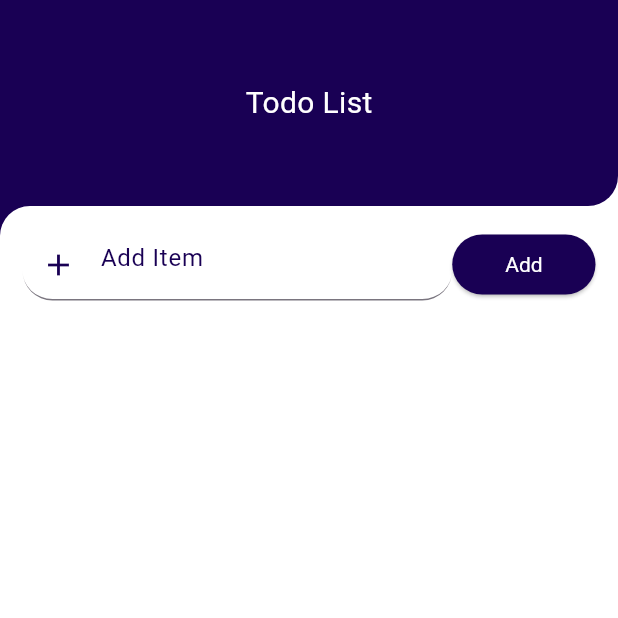
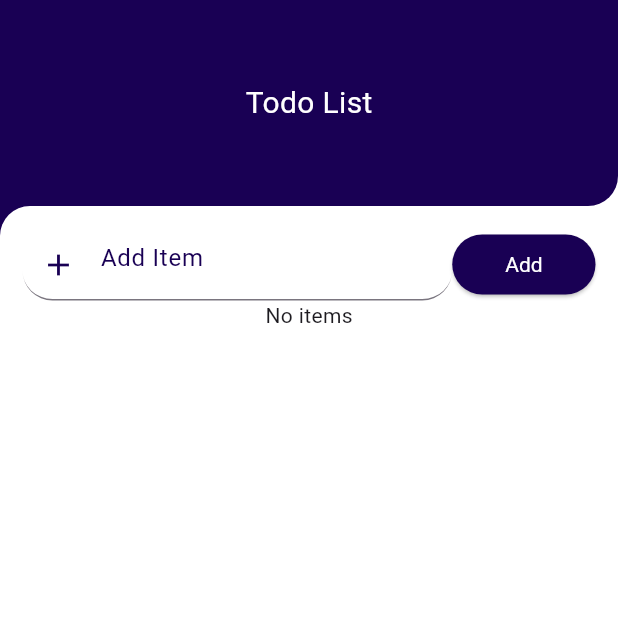
Before and after one commit to oskwebdezigner/flutterPractice, a Flutter app: the StateFullWidget screen opened directly, on a phone screen of 412 x 824 dp, the top half of it. Run offline on Flutter 3.47's test engine with Material 3 defaults, Android fonts, the phone set to English and light mode, and no system bars.

Commit message:
todolist small fixes

```diff
--- a/lib/StatefullWidget.dart
+++ b/lib/StatefullWidget.dart
@@ -44,7 +44,7 @@ class _StateFullWidgetState extends State<StateFullWidget> {
                 ),
                 child:Container(
                   alignment: Alignment.topLeft,
-                  padding: const EdgeInsets.all(15),
+                  padding: const EdgeInsets.fromLTRB(15,15,15,0),
                   decoration: const BoxDecoration(
                     color: Colors.white,
                     borderRadius: BorderRadius.only(topLeft: Radius.circular(20))
@@ -94,19 +94,22 @@ class _StateFullWidgetState extends State<StateFullWidget> {
                             )
                         ],
                       ),
-                      const SizedBox(height:50),
+                      // const SizedBox(height:50),
+                      entries.isNotEmpty ?
                       Expanded(
                         child: ListView.builder(
-                        padding: const EdgeInsets.all(8),
+
+                        padding: const EdgeInsets.fromLTRB(10,50, 10,10),
                         itemCount: entries.length,
                         itemBuilder: (BuildContext context, int index) {
                           // print(index);
                           // var lastItem = index == entries.length - 1;
+
                           return Container(
                             padding: const EdgeInsets.fromLTRB(15, 0, 0,0),
                             margin:index == 0 ? const EdgeInsets.all(0) : const EdgeInsets.fromLTRB(0, 5, 0, 0),
                             decoration: BoxDecoration(
-                              color: index % 2 == 0 ?const  Color.fromRGBO(165, 147, 216, 1) : const Color.fromRGBO(165, 147, 216, 0.7),
+                              color: index % 2 == 0 ?const  Color.fromRGBO(25, 0, 84, 0.8) : const Color.fromRGBO(200, 120, 31, 0.7),
                               borderRadius: BorderRadius.circular(10)
                             ),
                             child:
@@ -114,17 +117,18 @@ class _StateFullWidgetState extends State<StateFullWidget> {
                                 mainAxisAlignment: MainAxisAlignment.spaceBetween,
                                 crossAxisAlignment: CrossAxisAlignment.center,
                                 children: [
-                                 const  Column(
+                                  Column(
                                   mainAxisAlignment: MainAxisAlignment.center,
                                     children: <Widget>[
-                                      Icon(Icons.check, color: Color.fromRGBO(25, 0, 84, 1), )
+                                      // Icon(Icons.check, color: Colors.white, )
+                                      Text('${index + 1}', style: const TextStyle(color: Colors.white),)
                                     ],
                                   ),
                                   const SizedBox(width:20),
                                   Expanded(
                                     flex:1,
                                     child:
-                                      Text('${entries[index]}', style: const TextStyle(color: Color.fromRGBO(25, 0, 84, 1)),)
+                                      Text('${entries[index]}', style: const TextStyle(color: Colors.white),)
 
                                   ),
                                   Column(
@@ -135,7 +139,7 @@ class _StateFullWidgetState extends State<StateFullWidget> {
                                         setState(() {
                                           entries.removeAt(index);
                                         });
-                                      }, child: const Icon(Icons.delete, color: Color.fromRGBO(25, 0, 84, 1),))
+                                      }, child: const Icon(Icons.delete, color: Colors.white))
                                     ],)
                                   ],
 
@@ -143,7 +147,7 @@ class _StateFullWidgetState extends State<StateFullWidget> {
                           );
                         }
                       )
-                        )
+                        ) : const Center(child: Text('No items')),
                     ],
                   ),
                   )
```
